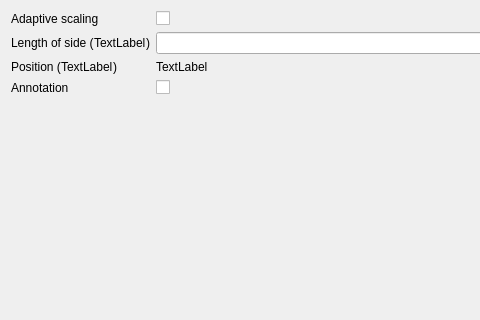
Above: tomviz/ModuleScaleCubeWidget.ui from OpenChemistry/tomviz before the change; both pictures show x 0 to 480 and y 0 to 320 of the 818 by 728 pixel window. Below: the same form after it.
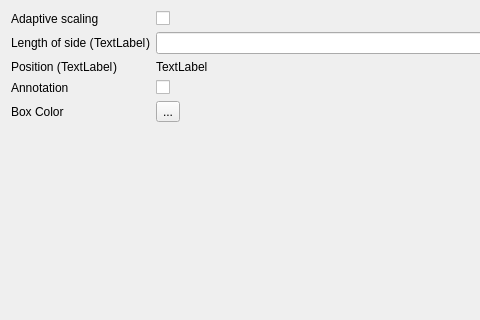
That is the form after the change. Custom widgets are drawn as their Qt base class.

Commit message: Add option to set the color on the scale cube module

The edit to the form file:
```diff
--- a/tomviz/ModuleScaleCubeWidget.ui
+++ b/tomviz/ModuleScaleCubeWidget.ui
@@ -129,8 +129,29 @@
      </property>
     </widget>
    </item>
+   <item row="5" column="0">
+    <widget class="QLabel" name="colorLabel">
+     <property name="text">
+      <string>Box Color</string>
+     </property>
+    </widget>
+   </item>
+   <item row="5" column="1">
+    <widget class="pqColorChooserButton" name="colorChooserButton">
+     <property name="text">
+      <string>...</string>
+     </property>
+    </widget>
+   </item>
   </layout>
  </widget>
+ <customwidgets>
+  <customwidget>
+   <class>pqColorChooserButton</class>
+   <extends>QToolButton</extends>
+   <header>pqColorChooserButton.h</header>
+  </customwidget>
+ </customwidgets>
  <resources/>
  <connections/>
 </ui>
```
The commit also changes 4 other files.
